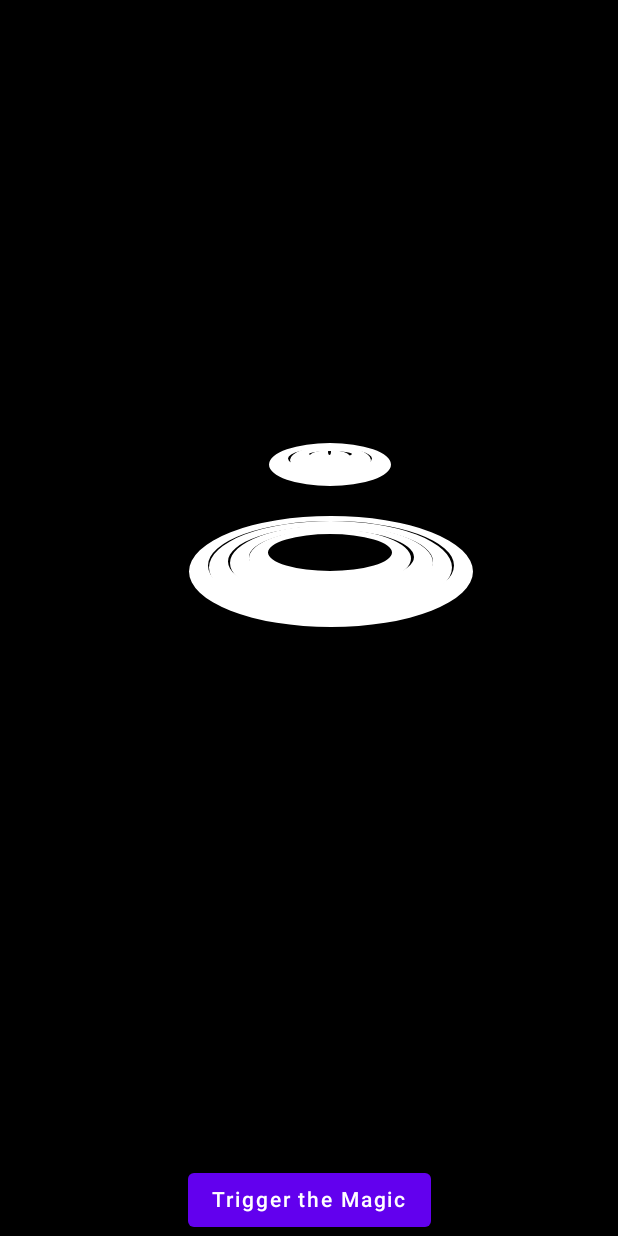
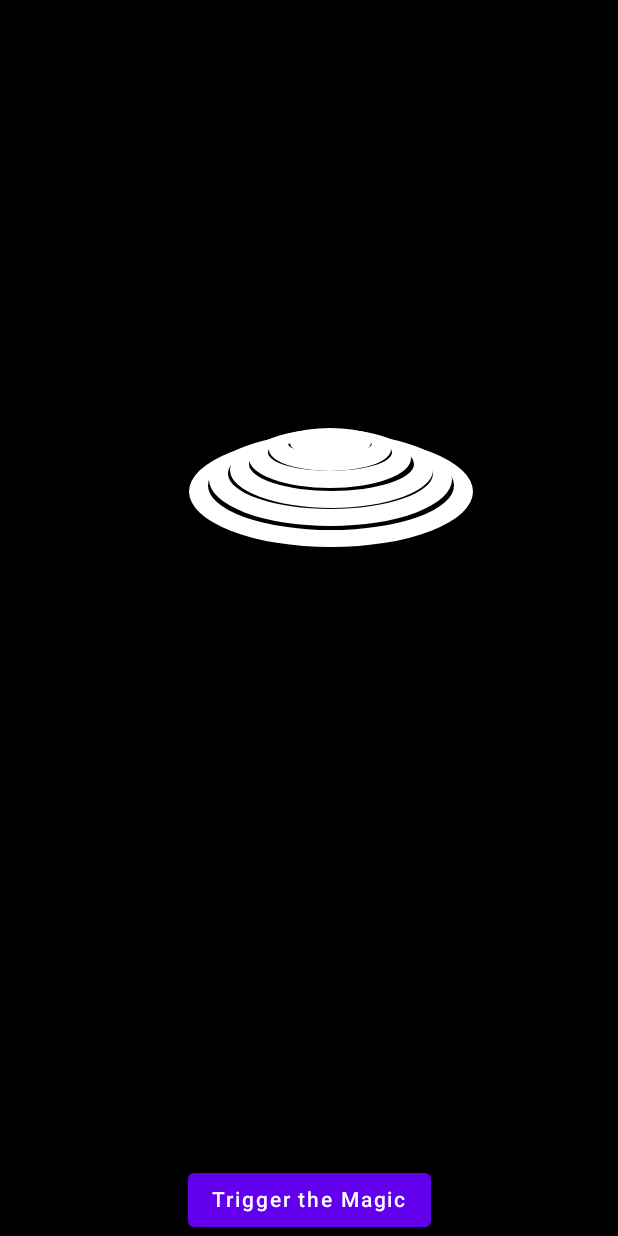
Before and after one commit to SharmaPrateek196/ComposeAnimationExamples, an Android app built with Jetpack Compose: the composable SpringWaveAnimation shown on its own in the app's theme, after a tap on "Trigger the Magic", on a phone screen of 412 x 824 dp. Run offline under Robolectric (Android 15) with nearby library versions, the phone set to English and light mode, and no system bars.

Commit message:
done: springWaveAnimation

```diff
--- a/app/src/main/java/com/rangranjan/composeanimations/MainActivity.kt
+++ b/app/src/main/java/com/rangranjan/composeanimations/MainActivity.kt
@@ -30,7 +30,7 @@ class MainActivity : ComponentActivity() {
                     BoxWithConstraints(
                         contentAlignment = Alignment.Center
                     ) {
-                        AlarmAnimation()
+                        SpringWaveAnimation()
                     }
                 }
             }
--- a/app/src/main/java/com/rangranjan/composeanimations/ui/springwave/SpringWaveAnimation.kt
+++ b/app/src/main/java/com/rangranjan/composeanimations/ui/springwave/SpringWaveAnimation.kt
@@ -1,6 +1,5 @@
 package com.rangranjan.composeanimations.ui
 
-import android.util.Log
 import androidx.compose.animation.core.*
 import androidx.compose.foundation.background
 import androidx.compose.foundation.layout.*
@@ -11,11 +10,11 @@ import androidx.compose.ui.Alignment
 import androidx.compose.ui.Modifier
 import androidx.compose.ui.graphics.*
 import androidx.compose.ui.tooling.preview.Preview
-import androidx.compose.ui.unit.Dp
 import androidx.compose.ui.unit.dp
-import com.rangranjan.composeanimations.ui.AnimationState.End
 import com.rangranjan.composeanimations.ui.AnimationState.Start
 import com.rangranjan.composeanimations.ui.springwave.Oval3D
+import kotlinx.coroutines.delay
+import kotlinx.coroutines.launch
 
 @Composable
 fun SpringWaveAnimation() {
@@ -24,88 +23,95 @@ fun SpringWaveAnimation() {
 
     var currentAnimationState by remember { mutableStateOf(Start)}
 
-    val circle1offsetState = animateDpAsState(
-        targetValue = if(currentAnimationState == Start) 600.dp else 300.dp,
-        spring(
-            dampingRatio = Spring.DampingRatioHighBouncy,
-            visibilityThreshold = 170.dp,
-            stiffness = 7f
-        )
-        //animationSpec = tween<Dp>(1000, 0, LinearEasing)
-    )
+    val circle1offsetState = remember {
+        Animatable(600f)
+    }
 
-    val circle2offsetState = animateDpAsState(
-        targetValue = if(currentAnimationState == Start) 597.5.dp else (297.5).dp,
-        spring(dampingRatio = Spring.DampingRatioHighBouncy,
-            visibilityThreshold = 150.dp,
-            stiffness = 7f),
-        //animationSpec = tween<Dp>(1000, 50, LinearEasing)
-    )
+    val circle2offsetState = remember {
+        Animatable(597.5f)
+    }
 
-    val circle3offsetState = animateDpAsState(
-        targetValue = if(currentAnimationState == Start) 595.dp else 295.dp,
-        spring(dampingRatio = Spring.DampingRatioHighBouncy,
-            visibilityThreshold = 130.dp,
-            stiffness = 7f)
-        //animationSpec = tween<Dp>(1000, 100, LinearEasing)
-    )
+    val circle3offsetState = remember {
+        Animatable(595f)
+    }
 
-    val circle4offsetState = animateDpAsState(
-        targetValue = if(currentAnimationState == Start) 592.5.dp else (292.5).dp,
-        spring(dampingRatio = Spring.DampingRatioHighBouncy,
-            visibilityThreshold = 11.dp,
-            stiffness = 7f)
-        //animationSpec = tween<Dp>(1000, 150, LinearEasing)
-    )
+    val circle4offsetState = remember {
+        Animatable(592.5f)
+    }
 
-    val circle5offsetState = animateDpAsState(
-        targetValue = if(currentAnimationState == Start) 589.75.dp else (289.75).dp,
-        spring(dampingRatio = Spring.DampingRatioHighBouncy,
-            visibilityThreshold = 9.dp,
-            stiffness = 7f)
-        //animationSpec = tween<Dp>(1000, 200, LinearEasing)
-    )
+    val circle5offsetState = remember {
+        Animatable(589.75f)
+    }
 
-    val circle6offsetState = animateDpAsState(
-        targetValue = if(currentAnimationState == Start) 587.dp else 287.dp,
-        spring(dampingRatio = Spring.DampingRatioHighBouncy,
-            visibilityThreshold = 7.dp,
-            stiffness = 7f)
-        //animationSpec = tween<Dp>(1000, 250, LinearEasing)
-    )
+    val circle6offsetState = remember {
+        Animatable(587f)
+    }
 
-    val circle7offsetState = animateDpAsState(
-        targetValue = if(currentAnimationState == Start) 584.dp else 284.dp,
-        spring(dampingRatio = Spring.DampingRatioHighBouncy,
-            visibilityThreshold = 5.dp,
-            stiffness = 7f)
-        //animationSpec = tween<Dp>(1000, 300, LinearEasing)
-    )
+    val circle7offsetState = remember {
+        Animatable(584f)
+    }
+
+    val coroutineScope = rememberCoroutineScope()
 
     BoxWithConstraints(
         modifier = Modifier
             .background(Color.Black)
             .fillMaxSize()
     ) {
-        Oval3D(givenSurfaceWidth = smallestWidth, givenSurfaceHeight = smallestHeight, modifier = Modifier.absoluteOffset(this.maxWidth/2, circle1offsetState.value))
-        Oval3D(givenSurfaceWidth = smallestWidth*2, givenSurfaceHeight = smallestHeight*2.1f, modifier = Modifier.absoluteOffset(this.maxWidth/2-(13).dp, circle2offsetState.value))
-        Oval3D(givenSurfaceWidth = smallestWidth*3, givenSurfaceHeight = smallestHeight*3.2f, modifier = Modifier.absoluteOffset(this.maxWidth/2-(26.5).dp, circle3offsetState.value))
-        Oval3D(givenSurfaceWidth = smallestWidth*4, givenSurfaceHeight = smallestHeight*4.4f, modifier = Modifier.absoluteOffset(this.maxWidth/2-40.dp, circle4offsetState.value))
-        Oval3D(givenSurfaceWidth = smallestWidth*5, givenSurfaceHeight = smallestHeight*5.6f, modifier = Modifier.absoluteOffset(this.maxWidth/2-53.dp, circle5offsetState.value))
-        Oval3D(givenSurfaceWidth = smallestWidth*6, givenSurfaceHeight = smallestHeight*6.9f, modifier = Modifier.absoluteOffset(this.maxWidth/2-(67).dp, circle6offsetState.value))
-        Oval3D(givenSurfaceWidth = smallestWidth*7, givenSurfaceHeight = smallestHeight*8.2f, modifier = Modifier.absoluteOffset(this.maxWidth/2-(80).dp, circle7offsetState.value))
-
+        Oval3D(givenSurfaceWidth = smallestWidth, givenSurfaceHeight = smallestHeight, modifier = Modifier.absoluteOffset(this.maxWidth/2, circle1offsetState.value.dp))
+        Oval3D(givenSurfaceWidth = smallestWidth*2, givenSurfaceHeight = smallestHeight*2.1f, modifier = Modifier.absoluteOffset(this.maxWidth/2-(13).dp, circle2offsetState.value.dp))
+        Oval3D(givenSurfaceWidth = smallestWidth*3, givenSurfaceHeight = smallestHeight*3.2f, modifier = Modifier.absoluteOffset(this.maxWidth/2-(26.5).dp, circle3offsetState.value.dp))
+        Oval3D(givenSurfaceWidth = smallestWidth*4, givenSurfaceHeight = smallestHeight*4.4f, modifier = Modifier.absoluteOffset(this.maxWidth/2-40.dp, circle4offsetState.value.dp))
+        Oval3D(givenSurfaceWidth = smallestWidth*5, givenSurfaceHeight = smallestHeight*5.6f, modifier = Modifier.absoluteOffset(this.maxWidth/2-53.dp, circle5offsetState.value.dp))
+        Oval3D(givenSurfaceWidth = smallestWidth*6, givenSurfaceHeight = smallestHeight*6.9f, modifier = Modifier.absoluteOffset(this.maxWidth/2-(67).dp, circle6offsetState.value.dp))
+        Oval3D(givenSurfaceWidth = smallestWidth*7, givenSurfaceHeight = smallestHeight*8.2f, modifier = Modifier.absoluteOffset(this.maxWidth/2-(80).dp, circle7offsetState.value.dp))
 
         Button(
             modifier = Modifier
                 .align(Alignment.BottomCenter)
                 .wrapContentSize(align = Alignment.Center),
             onClick = {
-                if(currentAnimationState == Start) {
-                    currentAnimationState = End
-                }
-                else {
-                    currentAnimationState = Start
+
+                coroutineScope.launch {
+
+                    /*
+                    * Need to launch these coroutines in different different
+                    * scopes because we want that they all run simultaneously
+                    * with there own delays from the global starting time.
+                    *
+                    * If we would have used these all animateTo() methods in
+                    * a single coroutine scope then they would run sequentially
+                    * one after another; means that the second ring would start moving
+                    * only after the damping effect of the first ring completes.
+                    * */
+
+                    launch {
+                        circle1offsetState.animateTo(300f, spring(Spring.DampingRatioHighBouncy, Spring.StiffnessVeryLow))
+                    }
+                    launch {
+                        delay(40)
+                        circle2offsetState.animateTo(297.5f, spring(Spring.DampingRatioHighBouncy, Spring.StiffnessVeryLow))
+                    }
+                    launch {
+                        delay(90)
+                        circle3offsetState.animateTo(295f, spring(Spring.DampingRatioHighBouncy, Spring.StiffnessVeryLow))
+                    }
+                    launch {
+                        delay(130)
+                        circle4offsetState.animateTo(292.5f, spring(Spring.DampingRatioHighBouncy, Spring.StiffnessVeryLow))
+                    }
+                    launch {
+                        delay(170)
+                        circle5offsetState.animateTo(289.75f, spring(Spring.DampingRatioHighBouncy, Spring.StiffnessVeryLow))
+                    }
+                    launch {
+                        delay(210)
+                        circle6offsetState.animateTo(287f, spring(Spring.DampingRatioHighBouncy, Spring.StiffnessVeryLow))
+                    }
+                    launch {
+                        delay(250)
+                        circle7offsetState.animateTo(284f, spring(Spring.DampingRatioHighBouncy, Spring.StiffnessVeryLow))
+                    }
                 }
             }) {
             Text(text = "Trigger the Magic")
```
